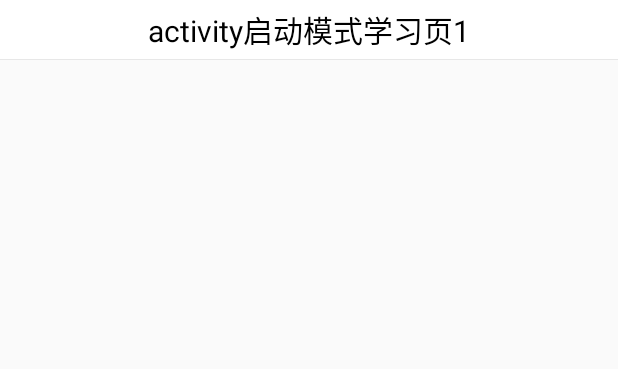
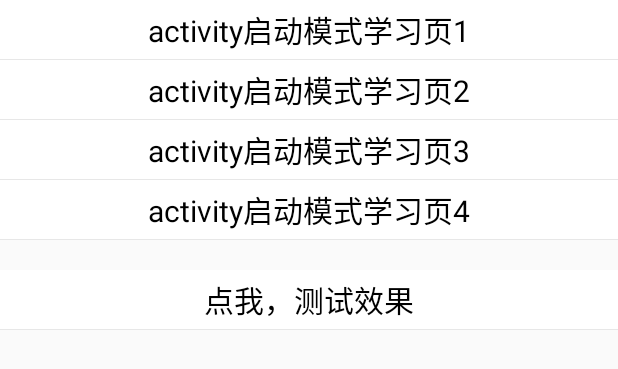
Before and after one commit to x1876631/AndroidLearning, an Android app: the layout activity_common_test.xml on its own in the app's theme, with its tools: preview values and no code run, on a phone screen of 412 x 824 dp. Shown: the top 369 px of the screen. Run offline under Robolectric (Android 15) with nearby library versions, the phone set to English and light mode, and no system bars.

Commit message:
动画学习

```diff
--- /dev/null
+++ b/app/src/main/res/anim/anim_exit.xml
@@ -0,0 +1,25 @@
+<?xml version="1.0" encoding="utf-8"?>
+<!--activity退出时的动画-->
+<set
+    xmlns:android="http://schemas.android.com/apk/res/android"
+    android:shareInterpolator="false"
+    android:duration="500"
+    >
+
+    <!--渐变为透明-->
+    <alpha
+        android:fromAlpha="1"
+        android:toAlpha="0"
+        />
+
+    <!--放大效果，从页面中心放大，从页面的30%的大小到正常大小-->
+    <scale
+        android:fromXScale="1"
+        android:fromYScale="1"
+        android:pivotX="50%"
+        android:pivotY="50%"
+        android:toXScale="0.7"
+        android:toYScale="0.7"
+        />
+
+</set>
--- a/app/src/main/res/layout/activity_common_test.xml
+++ b/app/src/main/res/layout/activity_common_test.xml
@@ -28,6 +28,7 @@
             style="@style/MainJumpText"
             android:visibility="gone"
             tools:text="@string/lauch_activity_2"
+            tools:visibility="visible"
             />
 
         <TextView
@@ -35,6 +36,7 @@
             style="@style/MainJumpText"
             android:visibility="gone"
             tools:text="@string/lauch_activity_3"
+            tools:visibility="visible"
             />
 
         <TextView
@@ -42,6 +44,7 @@
             style="@style/MainJumpText"
             android:visibility="gone"
             tools:text="@string/lauch_activity_4"
+            tools:visibility="visible"
             />
     </LinearLayout>
 
@@ -53,6 +56,7 @@
         android:layout_marginTop="20dp"
         android:orientation="vertical"
         android:visibility="gone"
+        tools:visibility="visible"
         >
 
         <TextView
--- a/app/src/main/res/layout/activity_main.xml
+++ b/app/src/main/res/layout/activity_main.xml
@@ -11,5 +11,6 @@
         android:id="@+id/main_activity_content_list"
         android:layout_width="match_parent"
         android:layout_height="wrap_content"
+        android:layoutAnimation="@anim/anim_main_list"
         />
 </RelativeLayout>
--- a/app/src/main/res/values/strings.xml
+++ b/app/src/main/res/values/strings.xml
@@ -11,6 +11,7 @@
     <string name="main_jump_thread_learning">线程学习</string>
     <string name="main_jump_window_learning">window学习</string>
     <string name="main_jump_imageloader_learning">图片加载学习</string>
+    <string name="main_jump_animation_learning">动画学习</string>
 
     <string name="show_fragment">show_fragment</string>
     <string name="test_dialog_fragment_content">测试DialogFragment</string>
@@ -43,4 +44,8 @@
     <string name="delete_button">删除按钮</string>
     <string name="button_is_added">该按钮已添加</string>
     <string name="button_is_empty">该按钮不存在</string>
+
+    <string name="test_button">测试按钮</string>
+    <string name="click_to_langer">点击按钮变长</string>
+    <string name="button_is_changed">按钮已经改变</string>
 </resources>
```
Also changed, not shown: app/src/main/AndroidManifest.xml (+7 -0 lines), app/src/main/java/com/xuye/androidlearning/MainActivity.java (+6 -1 lines), app/src/main/java/com/xuye/androidlearning/animationLearning/AnimationLearningActivity.java (added, +76 -0 lines), app/src/main/res/anim/anim_enter.xml (added, +24 -0 lines), app/src/main/res/anim/anim_main_list.xml (added, +9 -0 lines), app/src/main/res/anim/anim_main_list_item.xml (added, +20 -0 lines).
